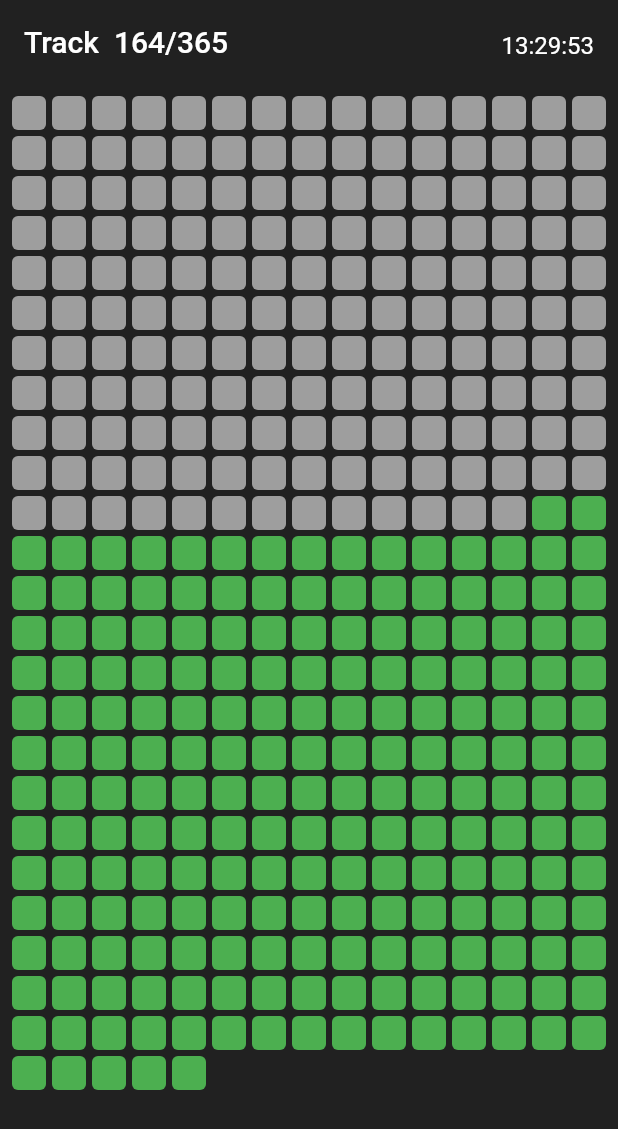
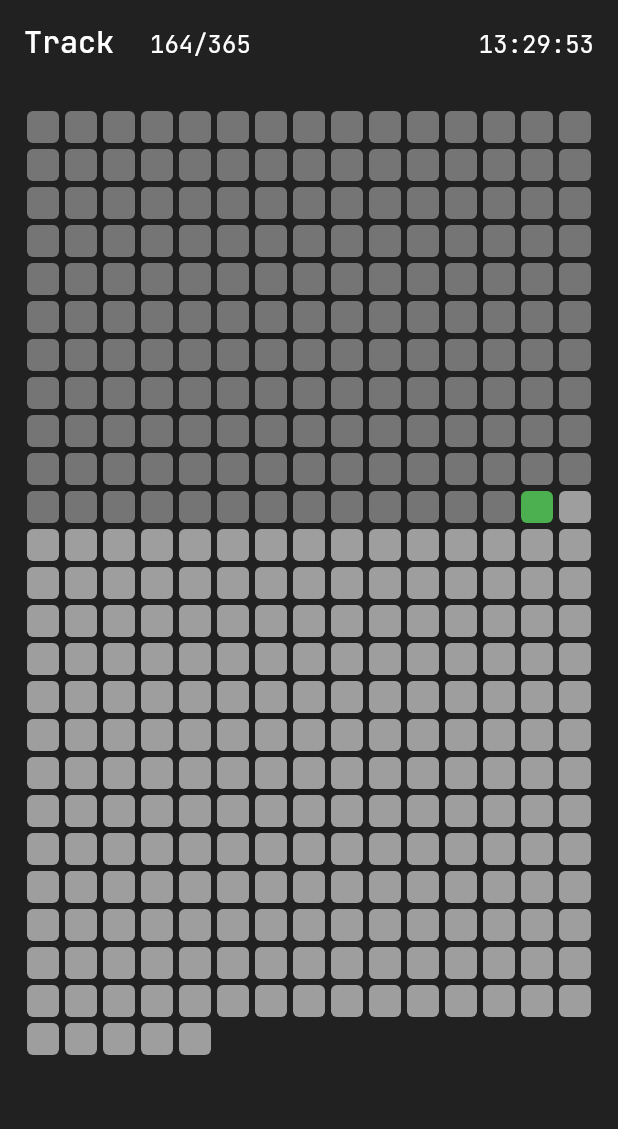
Before and after one commit to CoderBuck/track, a Flutter app: the screen it shows after launch, on a phone screen of 412 x 824 dp. Shown: the top 1129 px of the screen. Run offline on Flutter 3.47's test engine with Material 2 defaults, Android fonts, the phone set to English and light mode, and no system bars; our stand-ins replace get, google_fonts.

Commit message:
修改字体和颜色

```diff
--- a/lib/main.dart
+++ b/lib/main.dart
@@ -1,6 +1,7 @@
 import 'package:flutter/material.dart';
 import 'package:flutter/services.dart';
 import 'package:get/get.dart';
+import 'package:google_fonts/google_fonts.dart';
 import 'package:track/route/app_pages.dart';
 
 void main() {
@@ -16,11 +17,25 @@ class MyApp extends StatelessWidget {
   @override
   Widget build(BuildContext context) {
     return GetMaterialApp(
-      debugShowCheckedModeBanner: false,
       title: 'Track',
-      theme: ThemeData(
-        primaryColor: Colors.grey.shade900,
-        primaryColorDark: Colors.grey.shade900,
+      themeMode: ThemeMode.dark,
+      darkTheme: ThemeData(
+        scaffoldBackgroundColor: Colors.grey.shade900,
+        textTheme: GoogleFonts.jetBrainsMonoTextTheme(
+          Theme.of(context).textTheme.apply(
+              bodyColor: Colors.white
+          ),
+        ),
+        appBarTheme: AppBarTheme(
+          color: Colors.grey.shade900,
+          textTheme: GoogleFonts.jetBrainsMonoTextTheme(
+            Theme.of(context).textTheme.apply(
+              bodyColor: Colors.white
+            ),
+          ),
+          elevation: 0,
+          centerTitle: false,
+        )
       ),
       initialRoute: AppPages.INITIAL,
       getPages: AppPages.routes,
--- a/lib/page/home/home_binding.dart
+++ b/lib/page/home/home_binding.dart
@@ -6,5 +6,4 @@ class HomeBinding extends Bindings {
   void dependencies() {
     Get.lazyPut(() => HomeModel());
   }
-
 }
--- a/lib/page/home/home_page.dart
+++ b/lib/page/home/home_page.dart
@@ -1,5 +1,6 @@
 import 'package:flutter/material.dart';
 import 'package:get/get.dart';
+import 'package:google_fonts/google_fonts.dart';
 import 'package:track/page/home/home_model.dart';
 import 'package:track/util/date_time_util.dart';
 
@@ -8,11 +9,19 @@ class HomePage extends GetWidget<HomeModel> {
   Widget build(BuildContext context) {
     var daysInYear = DateTimeUtil.daysInYear();
     var daysOneYear = DateTimeUtil.daysOneYear();
+
     return Scaffold(
-      backgroundColor: Colors.grey.shade900,
       appBar: AppBar(
-        elevation: 0,
-        title: Text('Track  $daysInYear/$daysOneYear'),
+        title: Text.rich(TextSpan(children: [
+          TextSpan(
+            text: 'Track  ',
+            style: Theme.of(context).textTheme.headline6,
+          ),
+          TextSpan(
+            text: '$daysInYear/$daysOneYear',
+            style: Theme.of(context).textTheme.subtitle1,
+          ),
+        ])),
         actions: [
           Container(
             padding: const EdgeInsets.all(16.0),
@@ -28,17 +37,20 @@ class HomePage extends GetWidget<HomeModel> {
       ),
       body: GridView.builder(
         itemCount: DateTimeUtil.daysOneYear(),
-        padding: const EdgeInsets.all(6),
+        padding: const EdgeInsets.all(16),
         gridDelegate: SliverGridDelegateWithFixedCrossAxisCount(
           crossAxisCount: 15,
         ),
+
         itemBuilder: (context, index) {
           return Padding(
             padding: const EdgeInsets.all(2),
             child: Container(
               decoration: BoxDecoration(
                 borderRadius: BorderRadius.circular(4),
-                color: index + 1 < daysInYear ? Colors.grey : Colors.green,
+                color: index + 1 < daysInYear ? Colors.grey.shade600
+                    : index + 1 == daysInYear ? Colors.green
+                    : Colors.grey.shade500
               ),
             ),
           );
--- a/pubspec.yaml
+++ b/pubspec.yaml
@@ -29,6 +29,7 @@ dependencies:
   # Use with the CupertinoIcons class for iOS style icons.
   cupertino_icons: ^1.0.2
   get: 4.1.4
+  google_fonts: ^2.1.0
 
 dev_dependencies:
   flutter_test:
```
Also changed, not shown: pubspec.lock, 5 other files.
